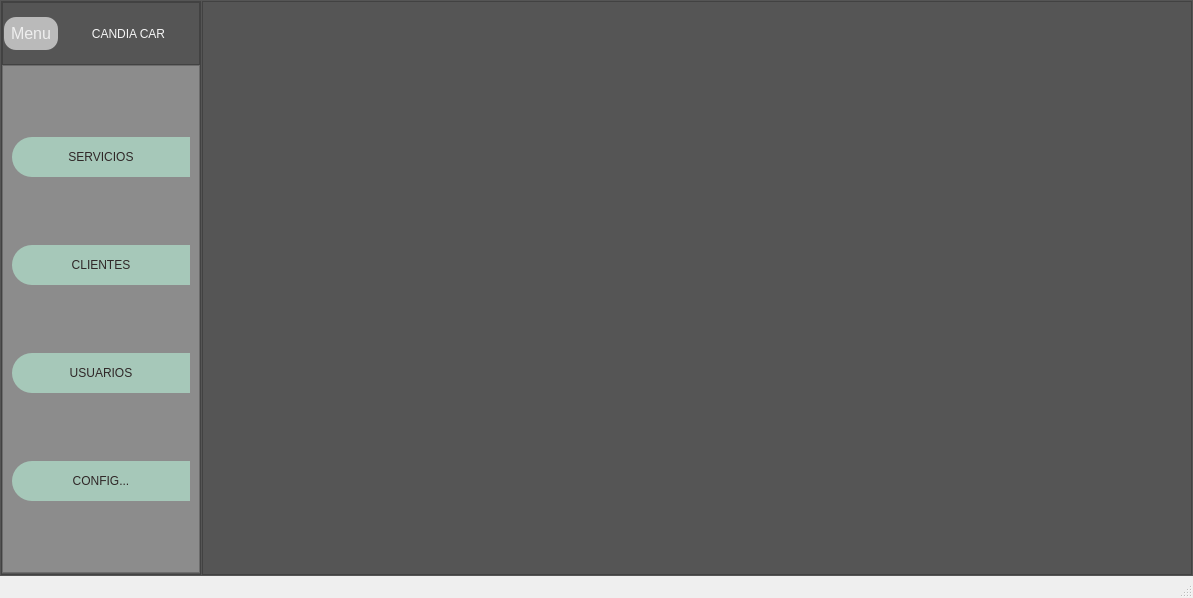
Qt form view/MainVentana.ui (jhocepSan/deskopCandiaCar) before a commit.
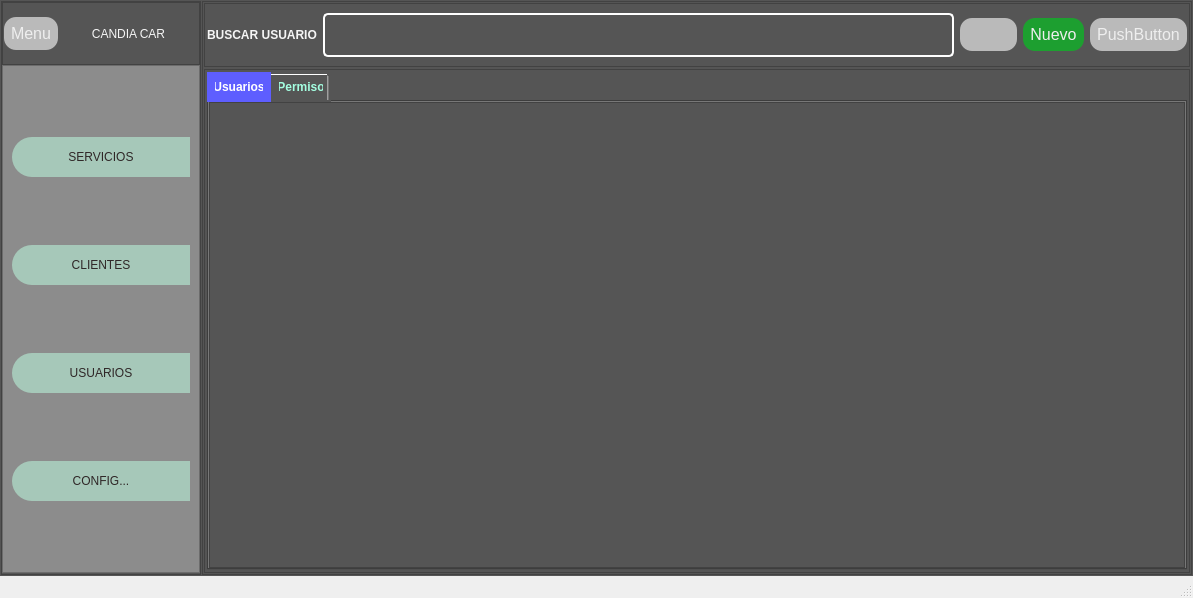
The same form after that commit. The open tabs and pages were chosen to show the change. Icons and pictures are not drawn.

Commit message: modal Registro de usuario

```diff
--- a/view/MainVentana.ui
+++ b/view/MainVentana.ui
@@ -278,7 +278,198 @@
           <number>3</number>
          </property>
          <widget class="QWidget" name="page_servicios"/>
-         <widget class="QWidget" name="page_usuarios"/>
+         <widget class="QWidget" name="page_usuarios">
+          <layout class="QVBoxLayout" name="verticalLayout_6" stretch="1,8">
+           <property name="spacing">
+            <number>2</number>
+           </property>
+           <property name="leftMargin">
+            <number>0</number>
+           </property>
+           <property name="topMargin">
+            <number>0</number>
+           </property>
+           <property name="rightMargin">
+            <number>0</number>
+           </property>
+           <property name="bottomMargin">
+            <number>0</number>
+           </property>
+           <item>
+            <widget class="QFrame" name="frame_5">
+             <property name="styleSheet">
+              <string notr="true">QLabel{
+color:rgb(245, 245, 245);
+font:77 15pt 'Arial Black';
+font-weight: bold;
+}
+QPushButton{
+border-radius: 12px;
+color:rgb(238, 238, 238);
+background-color:rgb(186, 186, 186);
+padding: 7px 7px;
+  text-align: center;
+  font-size: 16px;
+}
+QPushButton:hover{
+background-color: #04AA6D; /* Green */
+color: white;
+}
+QLineEdit{
+padding: 12px 20px;
+margin: 8px 0;
+border: 2px solid #fff;
+border-radius: 5px;
+font:77 12px 'Arial Black';
+color:rgb(238, 238, 238);
+}</string>
+             </property>
+             <property name="frameShape">
+              <enum>QFrame::StyledPanel</enum>
+             </property>
+             <property name="frameShadow">
+              <enum>QFrame::Raised</enum>
+             </property>
+             <layout class="QHBoxLayout" name="horizontalLayout_5">
+              <property name="leftMargin">
+               <number>2</number>
+              </property>
+              <property name="topMargin">
+               <number>1</number>
+              </property>
+              <property name="rightMargin">
+               <number>2</number>
+              </property>
+              <property name="bottomMargin">
+               <number>1</number>
+              </property>
+              <item>
+               <widget class="QLabel" name="label_3">
+                <property name="text">
+                 <string>BUSCAR USUARIO</string>
+                </property>
+               </widget>
+              </item>
+              <item>
+               <widget class="QLineEdit" name="lineSearchUser"/>
+              </item>
+              <item>
+               <widget class="QPushButton" name="btnBuscarUser">
+                <property name="text">
+                 <string/>
+                </property>
+                <property name="iconSize">
+                 <size>
+                  <width>30</width>
+                  <height>30</height>
+                 </size>
+                </property>
+               </widget>
+              </item>
+              <item>
+               <widget class="QPushButton" name="btnNuevoUser">
+                <property name="styleSheet">
+                 <string notr="true">QPushButton{
+	background:rgb(29, 159, 48);
+}</string>
+                </property>
+                <property name="text">
+                 <string>Nuevo</string>
+                </property>
+                <property name="iconSize">
+                 <size>
+                  <width>30</width>
+                  <height>30</height>
+                 </size>
+                </property>
+               </widget>
+              </item>
+              <item>
+               <widget class="QPushButton" name="pushButton_2">
+                <property name="text">
+                 <string>PushButton</string>
+                </property>
+               </widget>
+              </item>
+             </layout>
+            </widget>
+           </item>
+           <item>
+            <widget class="QFrame" name="frame_6">
+             <property name="frameShape">
+              <enum>QFrame::StyledPanel</enum>
+             </property>
+             <property name="frameShadow">
+              <enum>QFrame::Raised</enum>
+             </property>
+             <layout class="QGridLayout" name="gridLayout">
+              <property name="leftMargin">
+               <number>2</number>
+              </property>
+              <property name="topMargin">
+               <number>2</number>
+              </property>
+              <property name="rightMargin">
+               <number>2</number>
+              </property>
+              <property name="bottomMargin">
+               <number>2</number>
+              </property>
+              <property name="spacing">
+               <number>2</number>
+              </property>
+              <item row="0" column="0">
+               <widget class="QTabWidget" name="tabWidget">
+                <property name="styleSheet">
+                 <string notr="true">QTabBar::tab {
+        color: rgb(164, 255, 225);        
+        padding: 8px;
+		font-weight: bold;
+}
+ QTabBar::tab:selected {
+        color: white;        
+		font-weight: bold;   
+        background:rgb(94, 94, 255);
+		border-color:rgb(255, 255, 255);
+}</string>
+                </property>
+                <property name="currentIndex">
+                 <number>0</number>
+                </property>
+                <widget class="QWidget" name="tab">
+                 <attribute name="title">
+                  <string>Usuarios</string>
+                 </attribute>
+                 <layout class="QHBoxLayout" name="horizontalLayout_6">
+                  <property name="leftMargin">
+                   <number>0</number>
+                  </property>
+                  <property name="topMargin">
+                   <number>0</number>
+                  </property>
+                  <property name="rightMargin">
+                   <number>0</number>
+                  </property>
+                  <property name="bottomMargin">
+                   <number>0</number>
+                  </property>
+                  <item>
+                   <widget class="QTableWidget" name="tableWidget"/>
+                  </item>
+                 </layout>
+                </widget>
+                <widget class="QWidget" name="tab_2">
+                 <attribute name="title">
+                  <string>Permiso</string>
+                 </attribute>
+                </widget>
+               </widget>
+              </item>
+             </layout>
+            </widget>
+           </item>
+          </layout>
+         </widget>
          <widget class="QWidget" name="page_config"/>
          <widget class="QWidget" name="page_clientes">
           <layout class="QVBoxLayout" name="verticalLayout_4" stretch="1,8">
```
Left out of the diff: 2 changed lines with no effect on the pictures. The commit also changes 8 other files.
